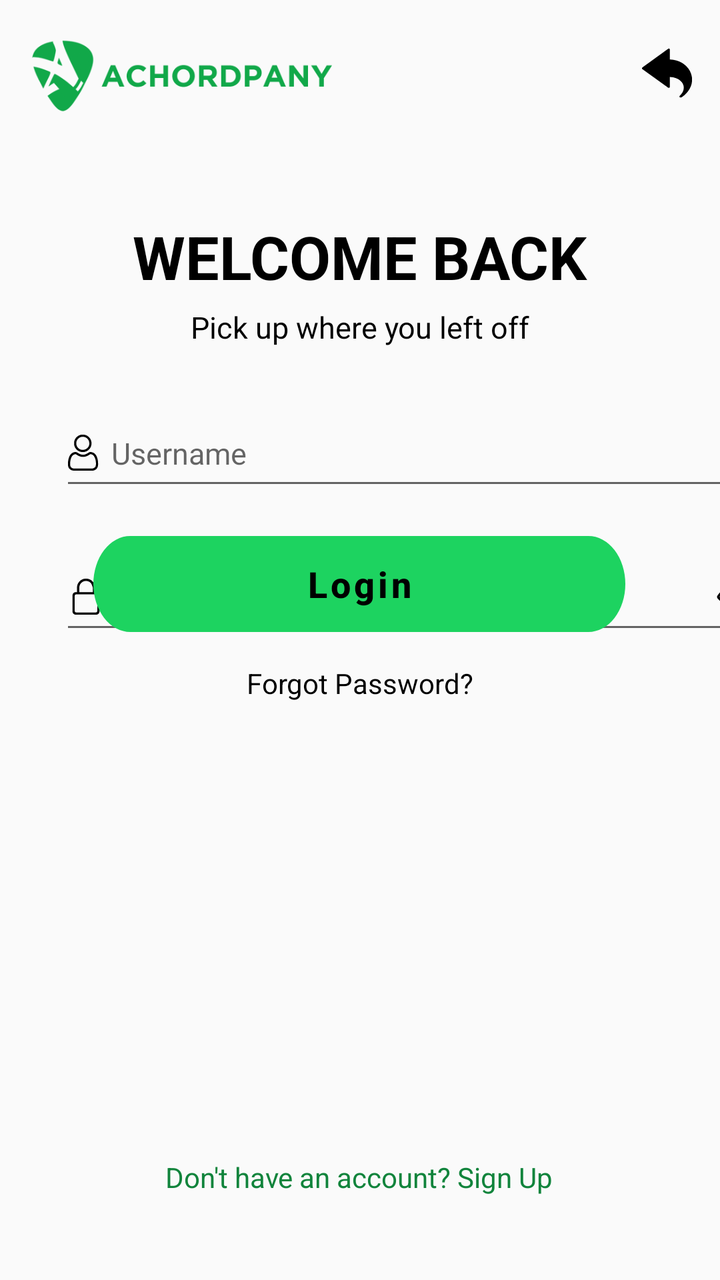
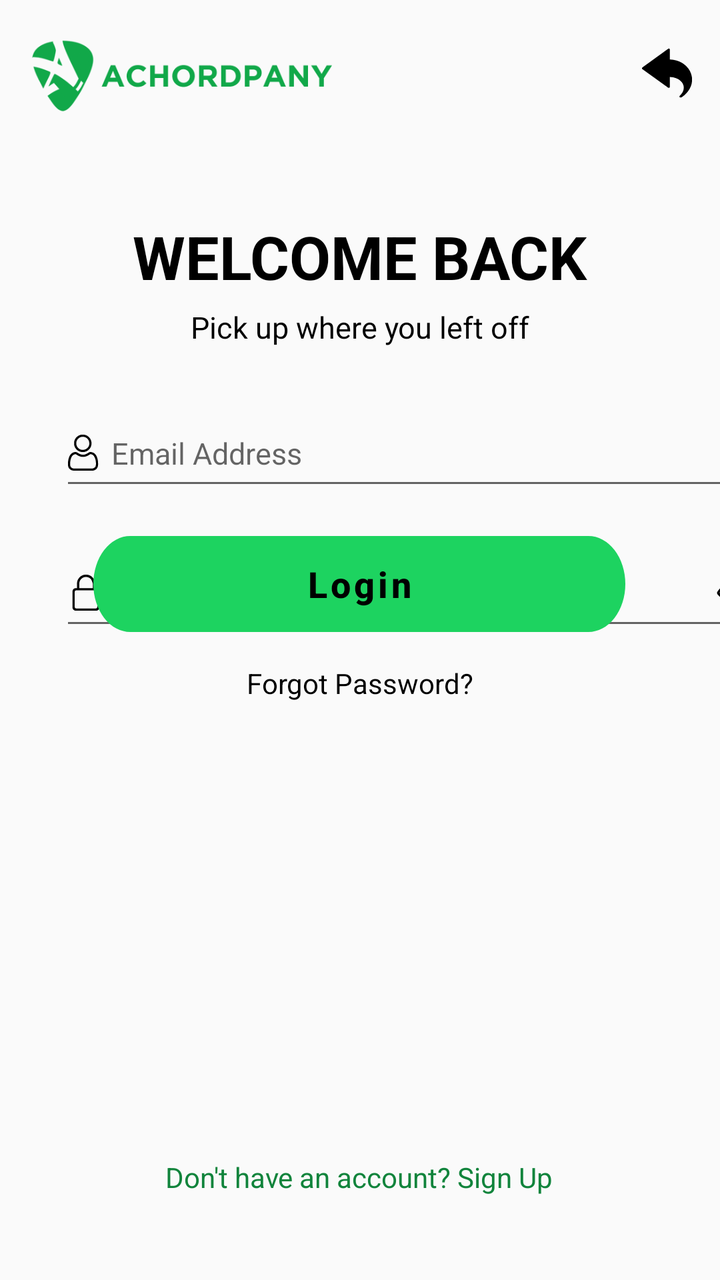

Screens rendered from an Android XML layout before and after an edit, with the pre-edit source and the edit as a unified diff.
<!-- AndroidManifest.xml: application theme Theme.Achordpany -->
<!-- res/layout/activity_login.xml -->
<?xml version="1.0" encoding="utf-8"?>
<androidx.constraintlayout.widget.ConstraintLayout xmlns:android="http://schemas.android.com/apk/res/android"
    xmlns:app="http://schemas.android.com/apk/res-auto"
    xmlns:tools="http://schemas.android.com/tools"
    android:layout_width="match_parent"
    android:layout_height="match_parent"
    android:background="@color/background_light"
    tools:context="com.example.achordpany.MainActivity">

    

    


    <ImageView
        android:id="@+id/imageView"
        android:layout_width="25dp"
        android:layout_height="25dp"
        android:layout_marginTop="24dp"
        android:contentDescription="@string/image_description"
        app:layout_constraintEnd_toEndOf="parent"
        app:layout_constraintHorizontal_bias="0.958"
        app:layout_constraintStart_toStartOf="parent"
        app:layout_constraintTop_toTopOf="parent"
        app:srcCompat="@drawable/ic_return_black_24dp" />

    <ImageView
        android:id="@+id/logoImageView"
        android:layout_width="150dp"
        android:layout_height="70dp"
        android:layout_marginStart="16dp"
        android:layout_marginBottom="36dp"
        android:contentDescription="Logo"
        app:layout_constraintBottom_toTopOf="@+id/heading1"
        app:layout_constraintStart_toStartOf="parent"
        app:srcCompat="@drawable/logo_light"
        tools:ignore="HardcodedText" />

    <TextView
        android:id="@+id/heading1"
        android:layout_width="wrap_content"
        android:layout_height="wrap_content"
        android:layout_marginTop="108dp"
        android:text="WELCOME BACK"
        android:textColor="@android:color/black"
        android:textSize="30sp"
        android:textStyle="bold"
        app:layout_constraintEnd_toEndOf="parent"
        app:layout_constraintStart_toStartOf="parent"
        app:layout_constraintTop_toTopOf="parent"
        tools:ignore="HardcodedText" />

    <TextView
        android:id="@+id/heading2"
        android:layout_width="wrap_content"
        android:layout_height="wrap_content"
        android:text="Pick up where you left off"
        android:textColor="@android:color/black"
        android:textSize="15sp"
        app:layout_constraintEnd_toEndOf="parent"
        app:layout_constraintStart_toStartOf="parent"
        app:layout_constraintTop_toBottomOf="@id/heading1"
        android:layout_marginTop="5dp"
        tools:ignore="HardcodedText"
        tools:layout_editor_absoluteY="220dp" />

    <EditText
        android:layout_width="350dp"
        android:layout_height="50dp"
        android:layout_marginStart="30dp"
        android:layout_marginTop="200dp"
        android:drawableStart="@drawable/ic_user_black"
        android:hint=" Username"
        android:importantForAutofill="no"
        android:inputType="text"
        android:textColor="#737373"
        android:textSize="15sp"
        app:layout_constraintStart_toStartOf="parent"
        app:layout_constraintTop_toTopOf="parent"
        tools:ignore="HardcodedText" />

    <EditText
        android:layout_width="350dp"
        android:layout_height="50dp"
        android:layout_marginStart="30dp"
        android:layout_marginTop="272dp"
        android:drawableStart="@drawable/ic_lock_black"
        android:drawableEnd="@drawable/ic_eye_black"
        android:importantForAutofill="no"
        android:inputType="text"
        android:text=" Password"
        android:textColor="#737373"
        android:textSize="15sp"
        app:layout_constraintStart_toStartOf="parent"
        app:layout_constraintTop_toTopOf="parent"
        tools:ignore="HardcodedText" />

    <Button
        android:id="@+id/buttonLogin"
        style="@style/RoundedButtonStyle"
        android:layout_marginBottom="324dp"
        android:text="Login"
        android:textAllCaps="false"
        android:textColor="@color/black"
        android:textSize="18sp"
        android:textStyle="bold"
        app:layout_constraintBottom_toBottomOf="parent"
        app:layout_constraintEnd_toEndOf="parent"
        app:layout_constraintHorizontal_bias="0.496"
        app:layout_constraintStart_toStartOf="parent"
        tools:ignore="HardcodedText" />

    <TextView
        android:id="@+id/textNoAccount"
        android:layout_width="wrap_content"
        android:layout_height="wrap_content"
        android:layout_marginTop="228dp"
        android:text="Don't have an account? Sign Up"
        android:textColor="#FF11843C"
        android:textSize="14sp"
        app:layout_constraintEnd_toEndOf="parent"
        app:layout_constraintHorizontal_bias="0.497"
        app:layout_constraintStart_toStartOf="parent"
        app:layout_constraintTop_toBottomOf="@id/textForgotPassword"
        tools:ignore="HardcodedText" />

    <TextView
        android:id="@+id/textForgotPassword"
        android:layout_width="wrap_content"
        android:layout_height="wrap_content"
        android:layout_marginTop="16dp"
        android:text="Forgot Password?"
        android:textColor="@android:color/black"
        android:textSize="14sp"
        app:layout_constraintEnd_toEndOf="parent"
        app:layout_constraintStart_toStartOf="parent"
        app:layout_constraintTop_toBottomOf="@id/buttonLogin"
        tools:ignore="HardcodedText" />


</androidx.constraintlayout.widget.ConstraintLayout>
<!-- resources referenced by this layout -->
<resources>
  <color name="background_light">#FFFAFAFA</color>
  <color name="black">#FF000000</color>
  <!-- drawable ic_eye_black: vector/xml drawable (drawable, 3278 chars, omitted) -->
  <!-- drawable ic_lock_black: vector/xml drawable (drawable, 6104 chars, omitted) -->
  <!-- drawable ic_return_black_24dp: vector/xml drawable (drawable, 4053 chars, omitted) -->
  <!-- drawable ic_user_black: vector/xml drawable (drawable, 4708 chars, omitted) -->
  <!-- drawable logo_light: png bitmap (drawable, 13407 bytes) -->
  <string name="image_description">Return</string>
  <style name="RoundedButtonStyle">
          <item name="android:background">@drawable/btn_login_light</item>
          <item name="android:textColor">#FFFFFF</item> 
          <item name="android:textSize">16sp</item> 
          <item name="android:layout_width">wrap_content</item>
          <item name="android:layout_height">wrap_content</item>
      </style>
  <style name="Theme.Achordpany" parent="Theme.MaterialComponents.DayNight.DarkActionBar">
          
          <item name="android:windowBackground">@color/background_light</item>
          
          <item name="colorPrimary">@color/light_green</item>
          <item name="colorPrimaryVariant">@color/light_green_700</item>
          <item name="colorOnPrimary">@color/text_dark</item>
          
          <item name="colorSecondary">@color/dark_green_200</item>
          <item name="colorSecondaryVariant">@color/dark_green_700</item>
          <item name="colorOnSecondary">@color/text_dark</item>
          
          <item name="android:statusBarColor">?attr/colorPrimaryVariant</item>
          
          <item name="bottomNavigationStyle">@style/Widget.BottomNavigationView</item>
  
      </style>
  <!-- drawable btn_login_light (drawable) -->
  <vector xmlns:android="http://schemas.android.com/apk/res/android"
      android:width="266dp"
      android:height="37dp"
      android:viewportWidth="266"
      android:viewportHeight="37">
    <path
        android:pathData="M18.5,0L247.5,0A18.5,18.5 0,0 1,266 18.5L266,18.5A18.5,18.5 0,0 1,247.5 37L18.5,37A18.5,18.5 0,0 1,0 18.5L0,18.5A18.5,18.5 0,0 1,18.5 0z"
        android:fillColor="#00DB4D"/>
  </vector>
  <color name="light_green">#FF1DD360</color>
  <color name="light_green_700">#FF11843C</color>
  <color name="text_dark">#FF121212</color>
  <color name="dark_green_200">#FFAEFFCB</color>
  <color name="dark_green_700">#FF009635</color>
  <style name="Widget.BottomNavigationView" parent="Widget.MaterialComponents.BottomNavigationView">
          <item name="itemIconTint">@color/bottom_nav_color</item>
          <item name="itemTextColor">@color/bottom_nav_color</item>
      </style>
</resources>

<!-- the commit's change to res/layout/activity_login.xml (unified diff, before → after) -->
@@ -1,5 +1,6 @@
 <?xml version="1.0" encoding="utf-8"?>
-<androidx.constraintlayout.widget.ConstraintLayout xmlns:android="http://schemas.android.com/apk/res/android"
+<androidx.constraintlayout.widget.ConstraintLayout
+    xmlns:android="http://schemas.android.com/apk/res/android"
     xmlns:app="http://schemas.android.com/apk/res-auto"
     xmlns:tools="http://schemas.android.com/tools"
     android:layout_width="match_parent"
@@ -8,10 +9,6 @@
     tools:context="com.example.achordpany.MainActivity">
 
     
-
-    
-
-
     <ImageView
         android:id="@+id/imageView"
         android:layout_width="25dp"
@@ -24,6 +21,7 @@
         app:layout_constraintTop_toTopOf="parent"
         app:srcCompat="@drawable/ic_return_black_24dp" />
 
+    
     <ImageView
         android:id="@+id/logoImageView"
         android:layout_width="150dp"
@@ -36,6 +34,7 @@
         app:srcCompat="@drawable/logo_light"
         tools:ignore="HardcodedText" />
 
+    
     <TextView
         android:id="@+id/heading1"
         android:layout_width="wrap_content"
@@ -50,6 +49,7 @@
         app:layout_constraintTop_toTopOf="parent"
         tools:ignore="HardcodedText" />
 
+    
     <TextView
         android:id="@+id/heading2"
         android:layout_width="wrap_content"
@@ -57,37 +57,38 @@
         android:text="Pick up where you left off"
         android:textColor="@android:color/black"
         android:textSize="15sp"
+        android:layout_marginTop="5dp"
         app:layout_constraintEnd_toEndOf="parent"
         app:layout_constraintStart_toStartOf="parent"
         app:layout_constraintTop_toBottomOf="@id/heading1"
-        android:layout_marginTop="5dp"
-        tools:ignore="HardcodedText"
-        tools:layout_editor_absoluteY="220dp" />
+        tools:ignore="HardcodedText" />
 
+    
     <EditText
         android:layout_width="350dp"
         android:layout_height="50dp"
         android:layout_marginStart="30dp"
         android:layout_marginTop="200dp"
         android:drawableStart="@drawable/ic_user_black"
-        android:hint=" Username"
+        android:hint=" Email Address"
         android:importantForAutofill="no"
-        android:inputType="text"
+        android:inputType="textEmailAddress"
         android:textColor="#737373"
         android:textSize="15sp"
         app:layout_constraintStart_toStartOf="parent"
         app:layout_constraintTop_toTopOf="parent"
         tools:ignore="HardcodedText" />
 
+    
     <EditText
         android:layout_width="350dp"
         android:layout_height="50dp"
         android:layout_marginStart="30dp"
-        android:layout_marginTop="272dp"
+        android:layout_marginTop="270dp"
         android:drawableStart="@drawable/ic_lock_black"
         android:drawableEnd="@drawable/ic_eye_black"
         android:importantForAutofill="no"
-        android:inputType="text"
+        android:inputType="textVisiblePassword"
         android:text=" Password"
         android:textColor="#737373"
         android:textSize="15sp"
@@ -95,6 +96,7 @@
         app:layout_constraintTop_toTopOf="parent"
         tools:ignore="HardcodedText" />
 
+    
     <Button
         android:id="@+id/buttonLogin"
         style="@style/RoundedButtonStyle"
@@ -110,6 +112,21 @@
         app:layout_constraintStart_toStartOf="parent"
         tools:ignore="HardcodedText" />
 
+    
+    <TextView
+        android:id="@+id/textForgotPassword"
+        android:layout_width="wrap_content"
+        android:layout_height="wrap_content"
+        android:layout_marginTop="16dp"
+        android:text="Forgot Password?"
+        android:textColor="@android:color/black"
+        android:textSize="14sp"
+        app:layout_constraintEnd_toEndOf="parent"
+        app:layout_constraintStart_toStartOf="parent"
+        app:layout_constraintTop_toBottomOf="@id/buttonLogin"
+        tools:ignore="HardcodedText" />
+
+    
     <TextView
         android:id="@+id/textNoAccount"
         android:layout_width="wrap_content"
@@ -124,18 +141,4 @@
         app:layout_constraintTop_toBottomOf="@id/textForgotPassword"
         tools:ignore="HardcodedText" />
 
-    <TextView
-        android:id="@+id/textForgotPassword"
-        android:layout_width="wrap_content"
-        android:layout_height="wrap_content"
-        android:layout_marginTop="16dp"
-        android:text="Forgot Password?"
-        android:textColor="@android:color/black"
-        android:textSize="14sp"
-        app:layout_constraintEnd_toEndOf="parent"
-        app:layout_constraintStart_toStartOf="parent"
-        app:layout_constraintTop_toBottomOf="@id/buttonLogin"
-        tools:ignore="HardcodedText" />
-
-
 </androidx.constraintlayout.widget.ConstraintLayout>
